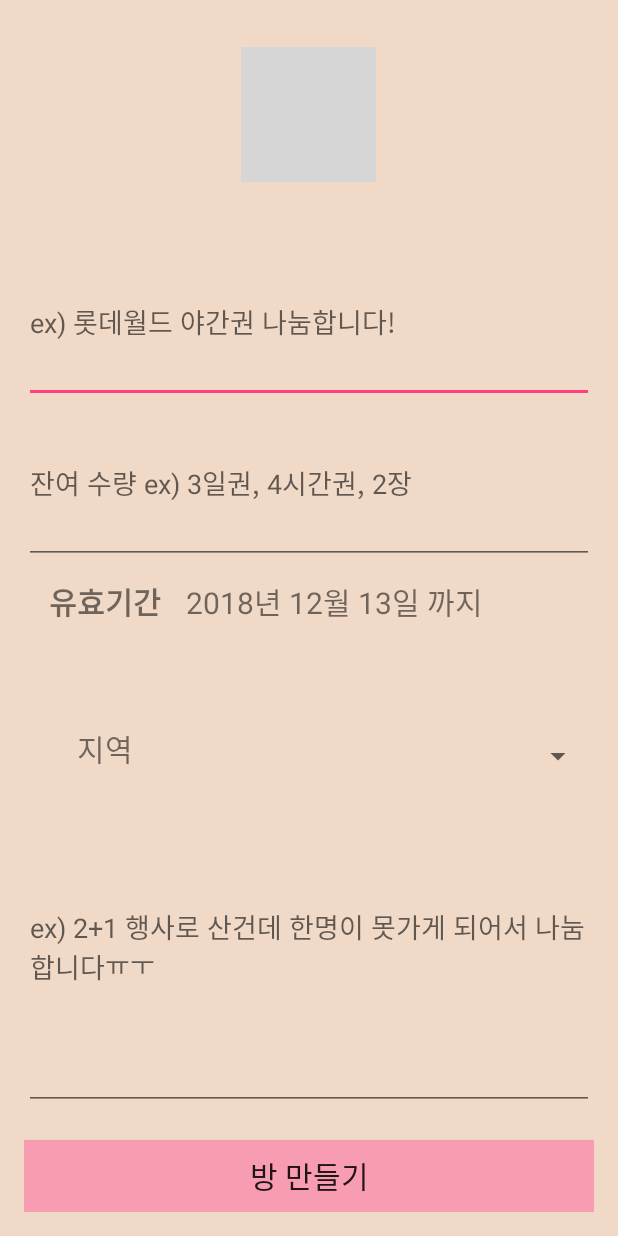
After one commit to bxrlxy/TRAVELERS_androidMessenger, an Android app: the layout activity_create_room.xml on its own in the app's theme, with its tools: preview values and no code run, on a phone screen of 412 x 824 dp. The commit adds this screen. Run offline under Robolectric (Android 15) with nearby library versions, the phone set to English and light mode, and no system bars; grey boxes are pictures that could not be loaded.

Commit message:
Add files via upload

```diff
--- /dev/null
+++ b/app/src/main/res/layout/activity_create_room.xml
@@ -0,0 +1,104 @@
+<?xml version="1.0" encoding="utf-8"?>
+<ScrollView xmlns:android="http://schemas.android.com/apk/res/android"
+    android:layout_width="match_parent"
+    android:layout_height="match_parent"
+    android:fillViewport="true">
+
+    <LinearLayout xmlns:android="http://schemas.android.com/apk/res/android"
+        android:layout_width="match_parent"
+        android:layout_height="match_parent"
+        android:background="#F0D9C7"
+        android:padding = "16dp"
+        android:orientation="vertical">
+
+        <ImageView
+            android:layout_width="wrap_content"
+            android:layout_height="wrap_content"
+            android:adjustViewBounds="true"
+            android:maxWidth="90dp"
+            android:maxHeight="90dp"
+            android:layout_gravity="center"
+            android:src="@drawable/sale"
+            android:layout_marginTop="15dp"
+            android:layout_marginBottom="40dp"/>
+        <LinearLayout
+            android:layout_width="match_parent"
+            android:layout_height="match_parent"
+            android:orientation="vertical">
+            <EditText
+                android:id="@+id/room_title"
+                android:layout_width="match_parent"
+                android:layout_height="0dp"
+                android:layout_weight="1"
+                android:hint="ex) 롯데월드 야간권 나눔합니다!"/>
+            <EditText
+                android:id="@+id/room_remains"
+                android:layout_width="match_parent"
+                android:layout_height="0dp"
+                android:layout_weight="1"
+                android:hint="잔여 수량 ex) 3일권, 4시간권, 2장"/>
+            <LinearLayout
+                android:layout_width="match_parent"
+                android:layout_height="0dp"
+                android:layout_weight="1"
+                android:paddingTop="10dp"
+                android:orientation="horizontal">
+
+                <TextView
+                    android:layout_width="0dp"
+                    android:layout_height="match_parent"
+                    android:layout_weight="1.2"
+                    android:text="유효기간"
+                    android:textAlignment="center"
+                    android:textSize="20dp"
+                    android:textStyle="bold" />
+                <TextView
+                    android:id="@+id/room_deadline"
+                    android:layout_width="0dp"
+                    android:layout_height="match_parent"
+                    android:layout_weight="3"
+                    android:text="2018년 12월 13일 까지"
+                    android:textSize="20dp"/>
+            </LinearLayout>
+
+            <LinearLayout
+                android:layout_width="match_parent"
+                android:layout_height="40dp"
+                android:orientation="horizontal">
+
+                <TextView
+                    android:id="@+id/locationText"
+                    android:layout_width="0dp"
+                    android:layout_height="match_parent"
+                    android:layout_weight="1.2"
+                    android:text="지역"
+                    android:textAlignment="center"
+                    android:textSize="20dp" />
+
+                <Spinner
+                    android:id="@+id/spinner"
+                    android:layout_width="0dp"
+                    android:layout_height="match_parent"
+                    android:layout_weight="3"
+                    android:entries="@array/locations"
+                    android:spinnerMode="dialog"></Spinner>
+            </LinearLayout>
+
+            <EditText
+                android:id="@+id/room_content"
+                android:layout_width="match_parent"
+                android:layout_height="0dp"
+                android:layout_weight="2"
+                android:hint="ex) 2+1 행사로 산건데 한명이 못가게 되어서 나눔합니다ㅠㅜ"
+                android:textSize="18sp" />
+            <Button
+                android:id="@+id/room_btn"
+                android:layout_width="match_parent"
+                android:layout_height="wrap_content"
+                android:background="#F79CB1"
+                android:layout_marginTop="20dp"
+                android:text="방 만들기"
+                android:textSize="20dp"/>
+        </LinearLayout>
+    </LinearLayout>
+</ScrollView>
```
Also changed, not shown: app/src/main/res/layout/activity_chat_room.xml (added, +56 -0 lines), app/src/main/res/layout/activity_main.xml (+25 -32 lines), app/src/main/res/layout/activity_map.xml (+67 -1 lines), app/src/main/res/layout/fragment_allchat.xml (added, +24 -0 lines), app/src/main/res/layout/item_chatroom.xml (added, +59 -0 lines).
